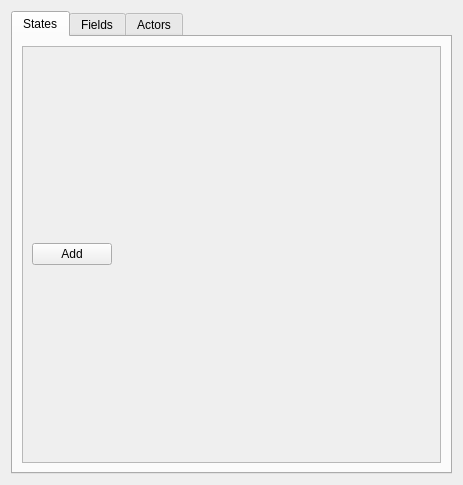
First picture: the form in plugins/Commands/Dialog/dialogcreateview.ui, repository KDE/simon, before the edit.
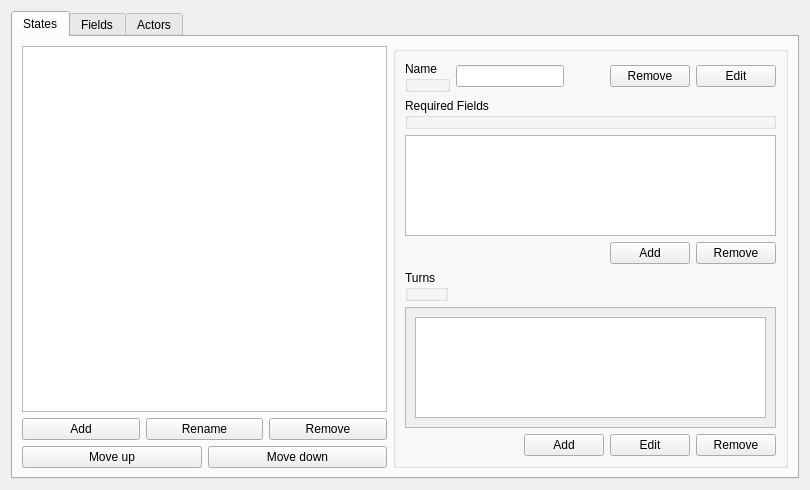
Second picture: the form after the edit. Custom widgets are drawn as their Qt base class.

Commit message: ui change to dialog create view

The edit to the form file:
```diff
--- a/plugins/Commands/Dialog/dialogcreateview.ui
+++ b/plugins/Commands/Dialog/dialogcreateview.ui
@@ -6,8 +6,8 @@
    <rect>
     <x>0</x>
     <y>0</y>
-    <width>463</width>
-    <height>485</height>
+    <width>810</width>
+    <height>490</height>
    </rect>
   </property>
   <property name="windowTitle">
@@ -23,48 +23,256 @@
       <attribute name="title">
        <string>States</string>
       </attribute>
-      <layout class="QHBoxLayout" name="horizontalLayout_2">
+      <layout class="QHBoxLayout" name="horizontalLayout_9">
        <item>
-        <widget class="QScrollArea" name="scrollArea">
-         <property name="frameShadow">
-          <enum>QFrame::Plain</enum>
-         </property>
-         <property name="widgetResizable">
-          <bool>true</bool>
-         </property>
-         <widget class="QWidget" name="scrollAreaWidgetContents">
-          <property name="geometry">
-           <rect>
-            <x>0</x>
-            <y>0</y>
-            <width>433</width>
-            <height>431</height>
-           </rect>
-          </property>
-          <layout class="QHBoxLayout" name="horizontalLayout_4">
+        <layout class="QHBoxLayout" name="horizontalLayout_8">
+         <item>
+          <layout class="QVBoxLayout" name="verticalLayout_2">
            <item>
-            <widget class="QPushButton" name="pbAddState">
-             <property name="text">
-              <string>Add</string>
-             </property>
-            </widget>
+            <widget class="QListWidget" name="lwStates"/>
            </item>
            <item>
-            <spacer name="horizontalSpacer_2">
-             <property name="orientation">
-              <enum>Qt::Horizontal</enum>
-             </property>
-             <property name="sizeHint" stdset="0">
-              <size>
-               <width>40</width>
-               <height>20</height>
-              </size>
-             </property>
-            </spacer>
+            <layout class="QHBoxLayout" name="horizontalLayout_2">
+             <item>
+              <widget class="KPushButton" name="pbAddState">
+               <property name="text">
+                <string>Add</string>
+               </property>
+              </widget>
+             </item>
+             <item>
+              <widget class="KPushButton" name="pbRenameState">
+               <property name="text">
+                <string>Rename</string>
+               </property>
+              </widget>
+             </item>
+             <item>
+              <widget class="KPushButton" name="pbRemoveState_2">
+               <property name="text">
+                <string>Remove</string>
+               </property>
+              </widget>
+             </item>
+            </layout>
+           </item>
+           <item>
+            <layout class="QHBoxLayout" name="horizontalLayout_10">
+             <item>
+              <widget class="KPushButton" name="pbMoveStateUp">
+               <property name="text">
+                <string>Move up</string>
+               </property>
+              </widget>
+             </item>
+             <item>
+              <widget class="KPushButton" name="pbMoveStateDown">
+               <property name="text">
+                <string>Move down</string>
+               </property>
+              </widget>
+             </item>
+            </layout>
            </item>
           </layout>
-         </widget>
-        </widget>
+         </item>
+         <item>
+          <widget class="QGroupBox" name="groupBox_2">
+           <property name="title">
+            <string/>
+           </property>
+           <property name="flat">
+            <bool>false</bool>
+           </property>
+           <layout class="QVBoxLayout" name="verticalLayout">
+            <item>
+             <layout class="QHBoxLayout" name="horizontalLayout_6">
+              <item>
+               <widget class="QGroupBox" name="gbStateName">
+                <property name="title">
+                 <string>Name</string>
+                </property>
+                <property name="flat">
+                 <bool>true</bool>
+                </property>
+               </widget>
+              </item>
+              <item>
+               <widget class="QLineEdit" name="leStateName"/>
+              </item>
+              <item>
+               <spacer name="horizontalSpacer_2">
+                <property name="orientation">
+                 <enum>Qt::Horizontal</enum>
+                </property>
+                <property name="sizeHint" stdset="0">
+                 <size>
+                  <width>40</width>
+                  <height>20</height>
+                 </size>
+                </property>
+               </spacer>
+              </item>
+              <item>
+               <widget class="KPushButton" name="pbRemoveState">
+                <property name="text">
+                 <string>Remove</string>
+                </property>
+                <property name="checkable">
+                 <bool>false</bool>
+                </property>
+               </widget>
+              </item>
+              <item>
+               <widget class="KPushButton" name="pbEditState">
+                <property name="text">
+                 <string>Edit</string>
+                </property>
+                <property name="checkable">
+                 <bool>true</bool>
+                </property>
+               </widget>
+              </item>
+             </layout>
+            </item>
+            <item>
+             <widget class="QGroupBox" name="gbRequiredFields">
+              <property name="title">
+               <string>Required Fields</string>
+              </property>
+              <property name="flat">
+               <bool>true</bool>
+              </property>
+             </widget>
+            </item>
+            <item>
+             <widget class="KListWidget" name="lwRequiredFields"/>
+            </item>
+            <item>
+             <layout class="QHBoxLayout" name="horizontalLayout_4">
+              <item>
+               <spacer name="horizontalSpacer">
+                <property name="orientation">
+                 <enum>Qt::Horizontal</enum>
+                </property>
+                <property name="sizeHint" stdset="0">
+                 <size>
+                  <width>40</width>
+                  <height>20</height>
+                 </size>
+                </property>
+               </spacer>
+              </item>
+              <item>
+               <widget class="KPushButton" name="pbAddRequiredField">
+                <property name="text">
+                 <string>Add</string>
+                </property>
+               </widget>
+              </item>
+              <item>
+               <widget class="KPushButton" name="pbRemoveRequiredField">
+                <property name="text">
+                 <string>Remove</string>
+                </property>
+               </widget>
+              </item>
+             </layout>
+            </item>
+            <item>
+             <layout class="QHBoxLayout" name="horizontalLayout_5">
+              <item>
+               <widget class="QGroupBox" name="gbTurns">
+                <property name="title">
+                 <string>Turns</string>
+                </property>
+                <property name="flat">
+                 <bool>true</bool>
+                </property>
+               </widget>
+              </item>
+              <item>
+               <spacer name="horizontalSpacer_4">
+                <property name="orientation">
+                 <enum>Qt::Horizontal</enum>
+                </property>
+                <property name="sizeHint" stdset="0">
+                 <size>
+                  <width>40</width>
+                  <height>20</height>
+                 </size>
+                </property>
+               </spacer>
+              </item>
+             </layout>
+            </item>
+            <item>
+             <widget class="QScrollArea" name="scrollArea">
+              <property name="frameShadow">
+               <enum>QFrame::Plain</enum>
+              </property>
+              <property name="widgetResizable">
+               <bool>true</bool>
+              </property>
+              <widget class="QWidget" name="scrollAreaWidgetContents">
+               <property name="geometry">
+                <rect>
+                 <x>0</x>
+                 <y>0</y>
+                 <width>380</width>
+                 <height>141</height>
+                </rect>
+               </property>
+               <layout class="QVBoxLayout" name="verticalLayout_4">
+                <item>
+                 <widget class="KListWidget" name="lwTurns"/>
+                </item>
+               </layout>
+              </widget>
+             </widget>
+            </item>
+            <item>
+             <layout class="QHBoxLayout" name="horizontalLayout_7">
+              <item>
+               <spacer name="horizontalSpacer_3">
+                <property name="orientation">
+                 <enum>Qt::Horizontal</enum>
+                </property>
+                <property name="sizeHint" stdset="0">
+                 <size>
+                  <width>40</width>
+                  <height>20</height>
+                 </size>
+                </property>
+               </spacer>
+              </item>
+              <item>
+               <widget class="KPushButton" name="pbAddTurn">
+                <property name="text">
+                 <string>Add</string>
+                </property>
+               </widget>
+              </item>
+              <item>
+               <widget class="KPushButton" name="pbEditTurn">
+                <property name="text">
+                 <string>Edit</string>
+                </property>
+               </widget>
+              </item>
+              <item>
+               <widget class="KPushButton" name="pbRemoveTurn">
+                <property name="text">
+                 <string>Remove</string>
+                </property>
+               </widget>
+              </item>
+             </layout>
+            </item>
+           </layout>
+          </widget>
+         </item>
+        </layout>
        </item>
       </layout>
      </widget>
@@ -180,6 +388,11 @@
    <extends>QPushButton</extends>
    <header>kpushbutton.h</header>
   </customwidget>
+  <customwidget>
+   <class>KListWidget</class>
+   <extends>QListWidget</extends>
+   <header>klistwidget.h</header>
+  </customwidget>
   <customwidget>
    <class>KTabWidget</class>
    <extends>QTabWidget</extends>
```
The commit also changes 1 other file.
